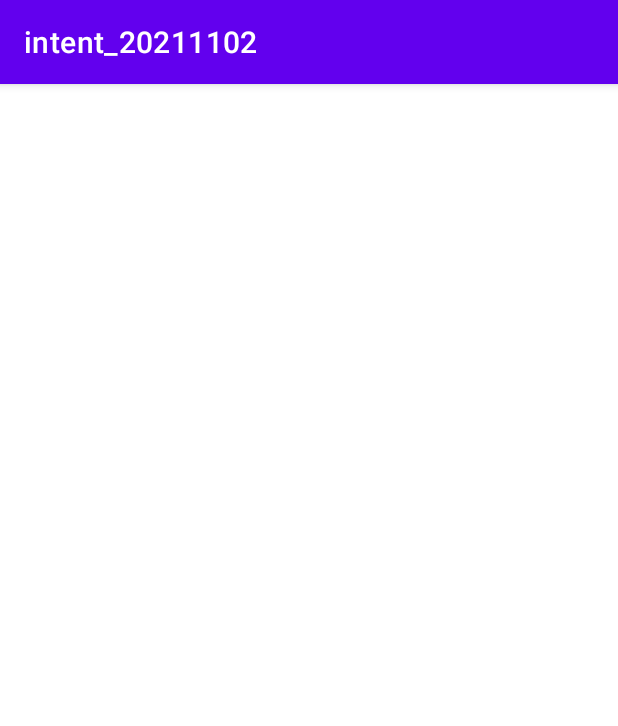
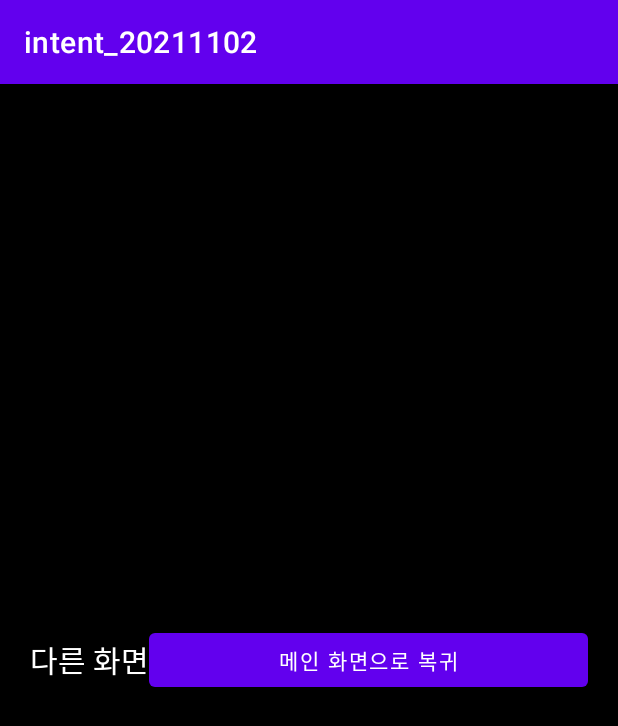
Before and after one commit to clearsky77/intent_20211102, an Android app: the OtherActivity screen opened directly, with no data from a screen before it, on a phone screen of 412 x 824 dp. Shown: the top 726 px of the screen. Run offline under Robolectric (Android 15) with nearby library versions, the phone set to English and light mode, and no system bars.

Commit message:
이동할 다른 화면 UI 작업

```diff
--- a/app/src/main/res/layout/activity_other.xml
+++ b/app/src/main/res/layout/activity_other.xml
@@ -1,9 +1,23 @@
 <?xml version="1.0" encoding="utf-8"?>
-<androidx.constraintlayout.widget.ConstraintLayout xmlns:android="http://schemas.android.com/apk/res/android"
+<LinearLayout xmlns:android="http://schemas.android.com/apk/res/android"
     xmlns:app="http://schemas.android.com/apk/res-auto"
     xmlns:tools="http://schemas.android.com/tools"
     android:layout_width="match_parent"
     android:layout_height="match_parent"
+    android:gravity="center"
+    android:padding="20dp"
+    android:background="#000000"
     tools:context=".OtherActivity">
+    <TextView
+        android:layout_width="wrap_content"
+        android:layout_height="wrap_content"
+        android:textColor="#FFFFFF"
+        android:text="다른 화면"
+        android:textSize="20sp"/>
+    <Button
+        android:id="@+id/btnReturnToMain"
+        android:layout_width="match_parent"
+        android:layout_height="wrap_content"
+        android:text="메인 화면으로 복귀"/>
 
-</androidx.constraintlayout.widget.ConstraintLayout>
+</LinearLayout>
```
